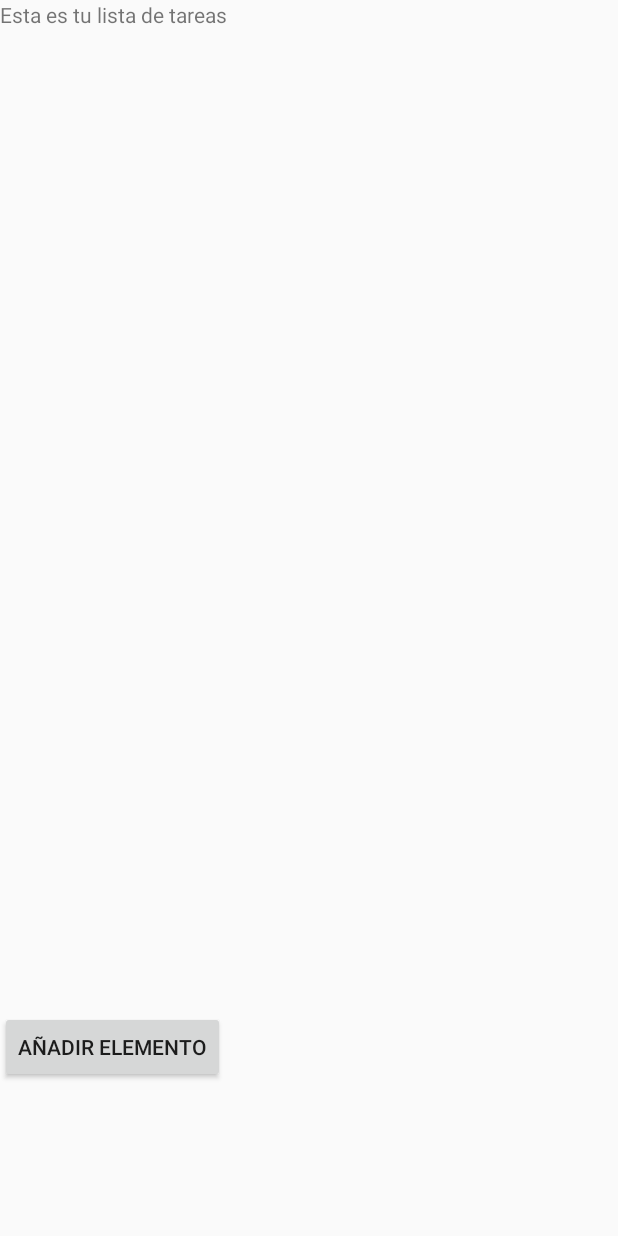
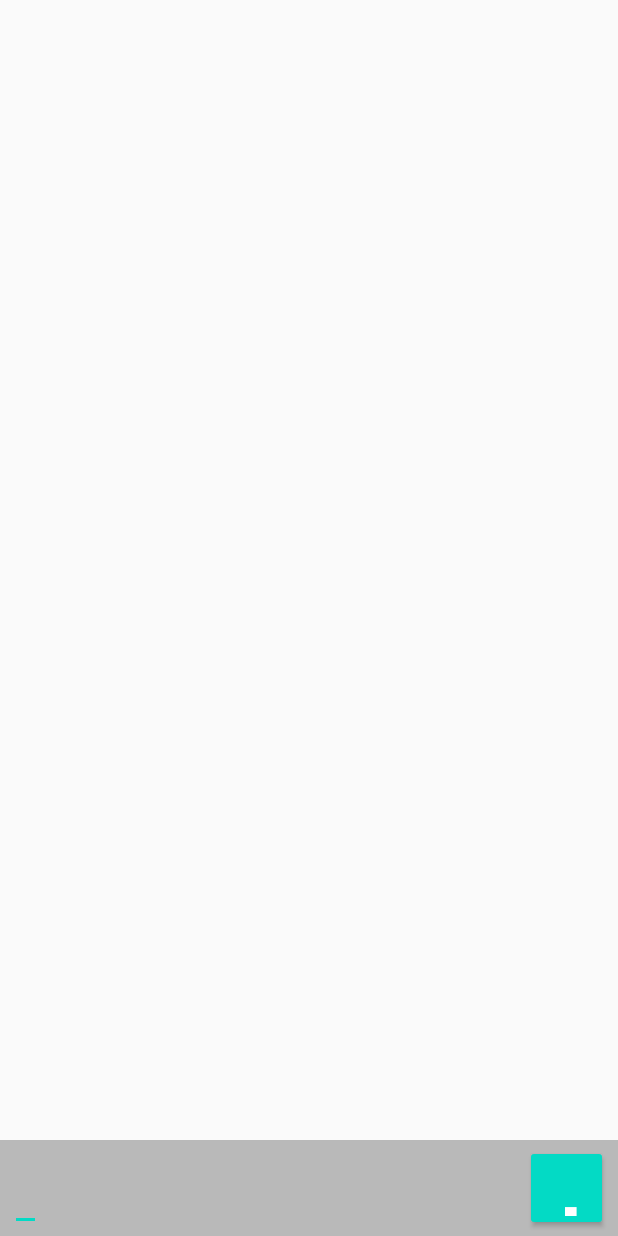
Before and after one commit to agusCEV12/ALFRED, an Android app: the layout activity_tareas.xml on its own in the app's theme, with its tools: preview values and no code run, on a phone screen of 412 x 824 dp. Run offline under Robolectric (Android 15) with nearby library versions, the phone set to English and light mode, and no system bars.

Commit message:
Lista Tareas 0.1

```diff
--- a/app/src/main/java/com/example/alfred/ui/ListaTareas/Tareas_adapter.java
+++ b/app/src/main/java/com/example/alfred/ui/ListaTareas/Tareas_adapter.java
@@ -28,7 +28,7 @@ public class Tareas_adapter extends ArrayAdapter<item_tarea> {
         View result = convertView;
         if (result == null){
             LayoutInflater inflater = LayoutInflater.from(getContext());
-            result = inflater.inflate(R.layout.activity_tareas, null);
+            result = inflater.inflate(R.layout.item_tarea, null);
         }
 
         // Llamamos a los objetos que usaremos del xml de Tareas
--- a/app/src/main/java/com/example/alfred/ui/recovery_pass/RecoverPassActivity.java
+++ b/app/src/main/java/com/example/alfred/ui/recovery_pass/RecoverPassActivity.java
@@ -16,6 +16,7 @@ import android.widget.Toast;
 
 import com.example.alfred.R;
 import com.example.alfred.ui.Gastos;
+import com.example.alfred.ui.ListaTareas.TareasActivity;
 import com.example.alfred.ui.Lista_compra;
 
 import java.util.Arrays;
@@ -60,4 +61,9 @@ public class RecoverPassActivity extends AppCompatActivity {
         startActivity(intent);
     }
 
+    public void goToTareas (View view) {
+        Intent intent = new Intent(this, TareasActivity.class);
+        startActivity(intent);
+    }
+
 }
--- a/app/src/main/res/layout/activity_tareas.xml
+++ b/app/src/main/res/layout/activity_tareas.xml
@@ -1,30 +1,53 @@
 <?xml version="1.0" encoding="utf-8"?>
 <RelativeLayout xmlns:android="http://schemas.android.com/apk/res/android"
-    xmlns:app="http://schemas.android.com/apk/res-auto"
     xmlns:tools="http://schemas.android.com/tools"
     android:layout_width="match_parent"
     android:layout_height="match_parent"
-    tools:context=".ui.ListaTareas.TareasActivity">
-
-    <TextView
-        android:id="@+id/titulo_tareas"
-        android:layout_width="wrap_content"
-        android:layout_height="wrap_content"
-        android:text="Esta es tu lista de tareas" />
+    tools:context=".ui.Lista_compra">
 
     <ListView
-        android:id="@+id/lista_tareas_activity"
+        android:id="@+id/list_tareas"
         android:layout_width="match_parent"
-        android:layout_height="648dp"
-        android:layout_below="@+id/titulo_tareas" />
+        android:layout_height="match_parent"
+        android:layout_above="@+id/edit_box"/>
 
-    <Button
-        android:id="@+id/btn_agregar_tarea"
-        android:layout_width="wrap_content"
-        android:layout_height="wrap_content"
-        android:layout_below="@+id/lista_tareas_activity"
-        android:text="Añadir elemento"
-        android:layout_marginTop="10px"/>
+    <RelativeLayout
+        android:id="@+id/edit_box_tareas"
+        android:layout_width="match_parent"
+        android:layout_height="?attr/listPreferredItemHeight"
+        tools:ignore="MissingConstraints"
+        android:layout_alignParentBottom="true"
+        android:layout_alignParentStart="true"
+        android:background="#43000000"
+        android:paddingTop="5px"
+        android:paddingBottom="5px"
+        android:paddingRight="10px"
+        android:paddingLeft="10px">
 
+        <EditText
+            android:layout_width="wrap_content"
+            android:layout_height="wrap_content"
+            android:inputType="textPersonName"
+            android:text=""
+            android:id="@+id/edit_item_tareas"
+            android:layout_alignParentBottom="true"
+            android:layout_toLeftOf="@+id/btn_add"
+            android:layout_alignParentLeft="true"
+            android:layout_alignParentStart="true"
+            android:imeOptions="actionDone"/>
 
+        <Button
+            android:id="@+id/btn_add_tareas"
+            style="@style/Widget.AppCompat.Button.Colored"
+            android:layout_width="55dp"
+            android:layout_height="wrap_content"
+            android:layout_alignParentTop="true"
+            android:layout_alignParentEnd="true"
+            android:layout_alignParentRight="true"
+            android:layout_alignParentBottom="true"
+            android:text="+"
+            android:textAlignment="center"
+            android:textSize="100px" />
+
+    </RelativeLayout>
 </RelativeLayout>
```
Also changed, not shown: app/src/main/AndroidManifest.xml (+7 -0 lines), app/src/main/java/com/example/alfred/ui/ListaTareas/TareasActivity.java (+23 -24 lines), app/src/main/res/layout/recover_passs_activity.xml (+7 -0 lines).
